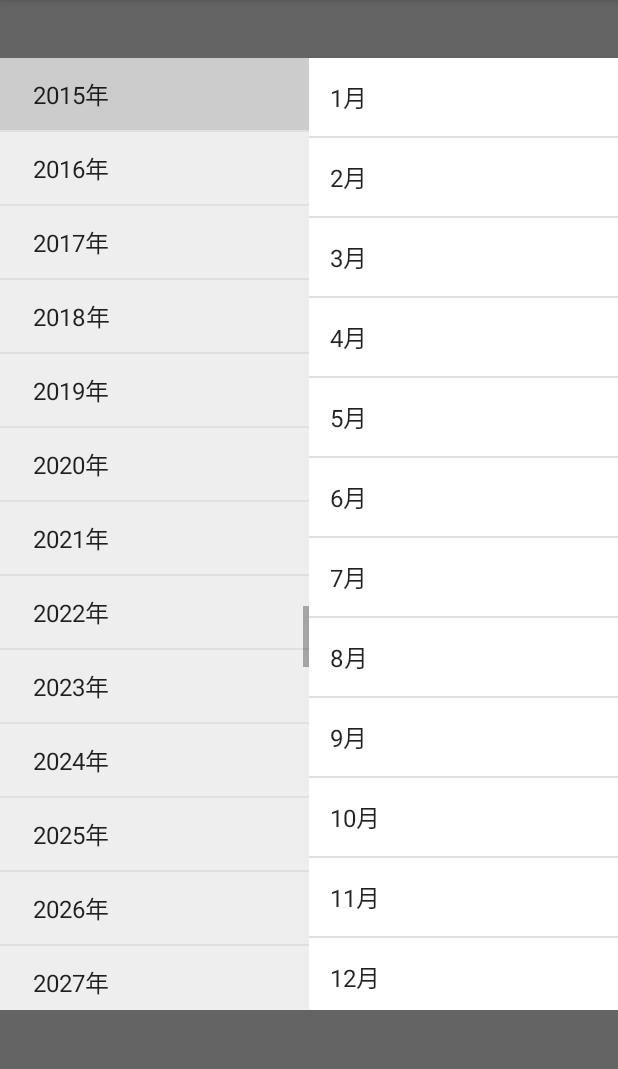
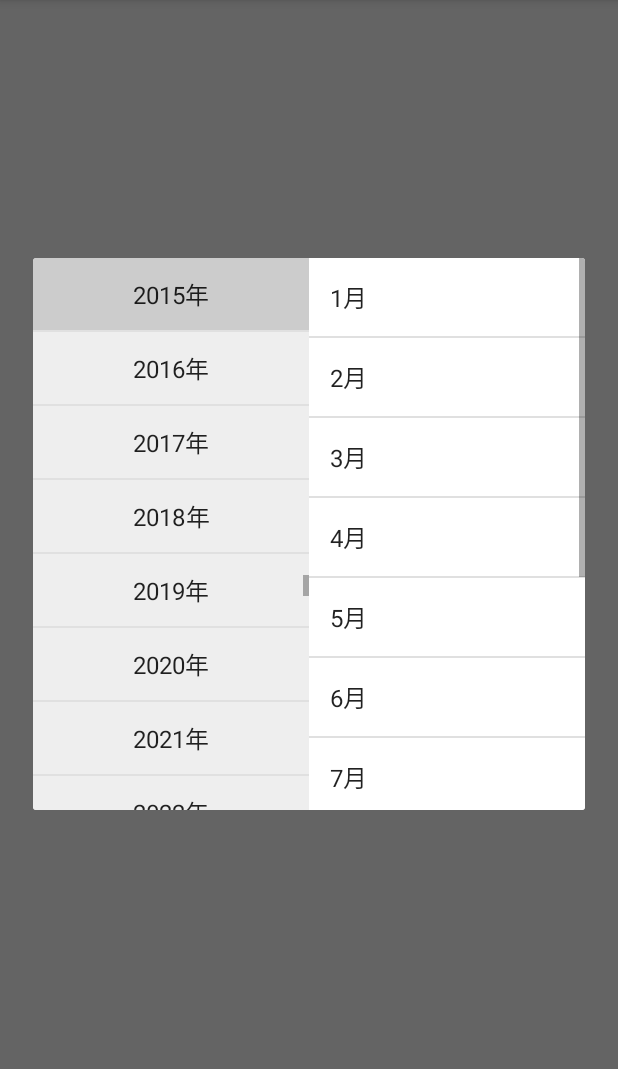
Before and after one commit to twiceyuan/MultiColumnPicker, an Android app: the screen it shows after launch (MainActivity), after a tap on "测试年份选择", on a phone screen of 412 x 824 dp, the part 84-1153 px from its top. Run offline under Robolectric (Android 15) with nearby library versions, the phone set to English and light mode, and no system bars.

```diff
--- a/app/src/main/java/com/twiceyuan/multicolumnpicker/picker/BusinessPicker.java
+++ b/app/src/main/java/com/twiceyuan/multicolumnpicker/picker/BusinessPicker.java
@@ -32,6 +32,7 @@ public class BusinessPicker {
         picker.setMapRightId(business -> business.id);
         picker.setLeftAdapter((mapper, businesses) ->
                 new CustomLeftAdapter<>(businesses, mapper)); // 配置自定义适配器
+        picker.getLeftView().setDividerHeight(0);
         picker.setLeftDefault(0);
         picker.show();
     }
--- a/app/src/main/java/com/twiceyuan/multicolumnpicker/picker/DatePicker.java
+++ b/app/src/main/java/com/twiceyuan/multicolumnpicker/picker/DatePicker.java
@@ -28,7 +28,7 @@ public class DatePicker {
         picker.setMapRightString(s -> s + "月");
         picker.setLeftDefault((Object) 2015);
         picker.setWeight(1, 1);
-        picker.setSize(1000, 1000);
+        picker.setSize(400, 400);
         picker.show();
     }
 
--- a/app/src/main/res/values/drawable.xml
+++ b/app/src/main/res/values/drawable.xml
@@ -1,7 +1,7 @@
 <?xml version="1.0" encoding="utf-8"?>
 <resources>
-    <drawable name="unchecked_bg">#818181</drawable>
+    <drawable name="unchecked_bg">#f4f4f4</drawable>
     <drawable name="unchecked_text">#f0000000</drawable>
-    <drawable name="checked_bg">#f0000000</drawable>
-    <drawable name="checked_text">#ffcccccc</drawable>
+    <drawable name="checked_bg">#3170ad</drawable>
+    <drawable name="checked_text">#ffffff</drawable>
 </resources>
--- /dev/null
+++ b/library/src/main/java/com/twiceyuan/library/DensityUtil.java
@@ -0,0 +1,50 @@
+package com.twiceyuan.library;
+
+import android.content.Context;
+
+public class DensityUtil {
+
+    /**
+     * dp to px
+     *
+     * @param context context
+     * @param dp dip
+     * @return px
+     */
+    public static int dip2px(Context context, float dp) {
+        final float scale = context.getResources().getDisplayMetrics().density;
+        return (int) (dp * scale + 0.5f);
+    }
+
+    /**
+     * px to dp
+     *
+     * @param context context
+     * @param px pixel
+     * @return dip
+     */
+    public static int px2dip(Context context, float px) {
+        final float scale = context.getResources().getDisplayMetrics().density;
+        return (int) (px / scale + 0.5f);
+    }
+
+    /**
+     * Get width of screen
+     *
+     * @param context context
+     * @return width of screen
+     */
+    public static int screenWidth(Context context) {
+        return context.getResources().getDisplayMetrics().widthPixels;
+    }
+
+    /**
+     * Get height of screen
+     *
+     * @param context context
+     * @return height of screen
+     */
+    public static int screenHeight(Context context) {
+        return context.getResources().getDisplayMetrics().heightPixels;
+    }
+}
--- a/library/src/main/java/com/twiceyuan/library/MultiColumnPicker.java
+++ b/library/src/main/java/com/twiceyuan/library/MultiColumnPicker.java
@@ -226,8 +226,17 @@ public class MultiColumnPicker<Left, Right> implements LeftStringMapper<Left>, R
      * @param width  宽度
      * @param height 高度
      */
-    public MultiColumnPicker setSize(int width, int height) {
-        mSize = new DialogHelper.Size(width, height);
+    public MultiColumnPicker setSize(float width, float height) {
+        // dp -> px
+        int widthPx = DensityUtil.dip2px(mContext, width);
+        int heightPx = DensityUtil.dip2px(mContext, height);
+
+        // compare screen size and set screen size if the value too large
+        int screenWidth = DensityUtil.screenWidth(mContext);
+        int screenHeight = DensityUtil.screenHeight(mContext);
+        widthPx = widthPx > screenWidth ? screenWidth : widthPx;
+        heightPx = heightPx > screenHeight ? screenHeight : heightPx;
+        mSize = new DialogHelper.Size(widthPx, heightPx);
         return this;
     }
 
@@ -256,4 +265,12 @@ public class MultiColumnPicker<Left, Right> implements LeftStringMapper<Left>, R
     public void setRightAdapter(OnRightAdapterSet<Right> onRightAdapterSet) {
         mOnRightAdapterSet = onRightAdapterSet;
     }
+
+    public ListView getLeftView() {
+        return mLvLeft;
+    }
+
+    public ListView getRightView() {
+        return mLvRight;
+    }
 }
```
Also changed, not shown: 1 other file.
